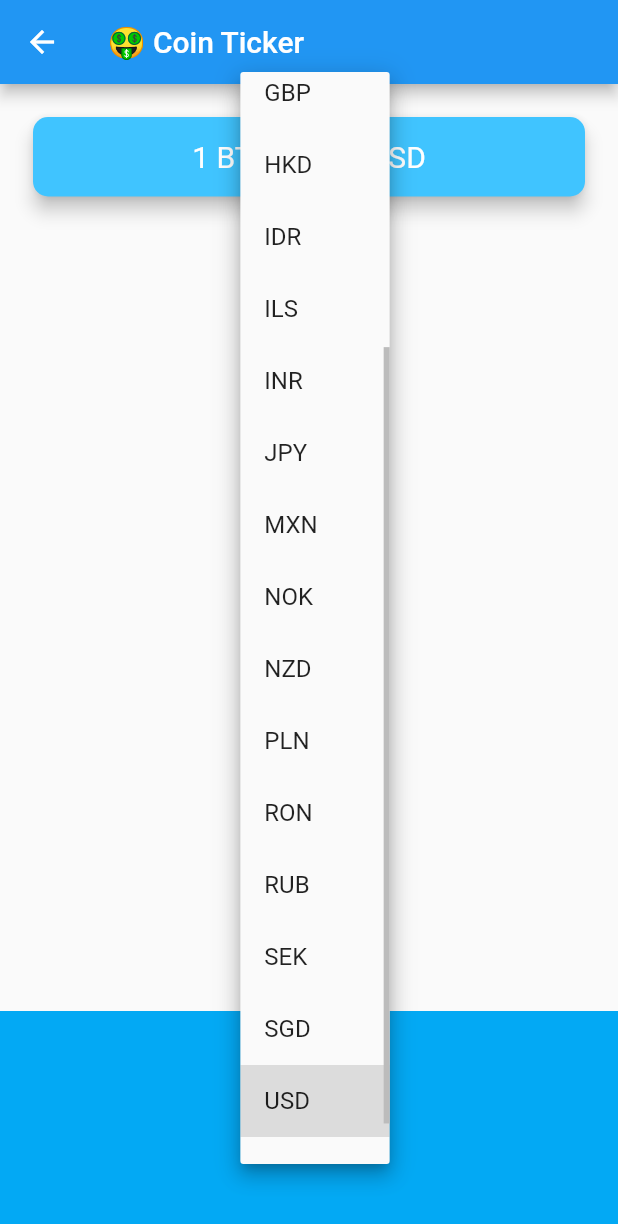
After one commit to iyadnalakath/flutter, a Flutter app: the PriceScreen screen opened directly, after a tap on "USD", on a phone screen of 412 x 824 dp. The commit adds this screen. Shown: the top 1224 px of the screen. Run offline on Flutter 3.47's test engine with Material 2 defaults, Android fonts, the phone set to English and light mode, and no system bars; our stand-ins replace audioplayers, flutter_spinkit, font_awesome_flutter, geolocator, permission_handler.

Commit message:
bit coin page full completed

```diff
--- /dev/null
+++ b/lib/components/coin_data.dart
@@ -0,0 +1,55 @@
+import 'dart:convert';
+import 'package:http/http.dart' as http;
+
+
+const List<String> currenciesList = [
+  'AUD',
+  'BRL',
+  'CAD',
+  'CNY',
+  'EUR',
+  'GBP',
+  'HKD',
+  'IDR',
+  'ILS',
+  'INR',
+  'JPY',
+  'MXN',
+  'NOK',
+  'NZD',
+  'PLN',
+  'RON',
+  'RUB',
+  'SEK',
+  'SGD',
+  'USD',
+  'ZAR'
+];
+
+const List<String> cryptoList = [
+  'BTC',
+  'ETH',
+  'LTC',
+];
+
+// class CoinData {}
+ class CoinData {
+   static const String apiKey = '581F81C2-5905-4B81-A024-4875EF0DA4F7';
+   static const String apiUrl = 'http://rest.coinapi.io/v1/exchangerate';
+
+   Future<double> getExchangeRate(String crypto, String currency) async {
+     var url = '$apiUrl/$crypto/$currency?apikey=$apiKey';
+
+     var response = await http.get(Uri.parse(url));
+
+     if (response.statusCode == 200) {
+       var data = jsonDecode(response.body);
+       return data['rate'];
+     } else {
+       // Handle API error if needed.
+       // For example, you can return a negative value to indicate an error.
+       print('Failed to fetch exchange rate.');
+       return -1;
+     }
+   }
+ }
--- /dev/null
+++ b/lib/screens/price_screen.dart
@@ -0,0 +1,253 @@
+// import 'dart:ffi';
+// import 'package:flutter/cupertino.dart';
+// import 'package:flutter/material.dart';
+// import 'package:dice/components/coin_data.dart';
+// import 'dart:io' show Platform;
+//
+//
+// class PriceScreen extends StatefulWidget {
+//   @override
+//   _PriceScreenState createState() => _PriceScreenState();
+// }
+//
+// class _PriceScreenState extends State<PriceScreen> {
+//   String selectedCurrency = 'USD';
+//
+//   DropdownButton<String> androidDropdown() {
+//
+//     List<DropdownMenuItem<String>> dropdownItems = [];
+//     for (String currency in currenciesList) {
+//       var newItem = DropdownMenuItem(
+//         child: Text(currency),
+//         value: currency,
+//       );
+//       dropdownItems.add(newItem);
+//     }
+//
+//     return DropdownButton<String>(
+//       value: selectedCurrency,
+//       items: dropdownItems,
+//       onChanged: (value) {
+//         setState(() {
+//           selectedCurrency = value!;
+//         });
+//       },
+//     );
+//   }
+//
+//   // List<DropdownMenuItem<String>> getDropdownItems() {
+//   //
+//   // }
+//
+//   CupertinoPicker iOSPicker(){
+//
+//     List<Widget> pickerItems = [];
+//     for (String currency in currenciesList) {
+//       pickerItems.add(
+//         Text(
+//           currency,
+//           style: TextStyle(
+//             color: Colors.white,
+//             fontSize: 20.0,
+//           ),
+//         ),
+//       );
+//     }
+//
+//
+//     return CupertinoPicker(
+//       backgroundColor: Colors.lightBlue,
+//       itemExtent: 32.0,
+//       onSelectedItemChanged: (int selectedIndex) {
+//         // Your code here
+//       },
+//       children: pickerItems, // Call the function here
+//     );
+//   }
+//
+//   // List<Widget> getPickerItems(){
+//   //
+//   // }
+//
+//   Widget getPicker() {
+//     if (Platform.isIOS) {
+//       return iOSPicker();
+//     } else if (Platform.isAndroid) {
+//       return androidDropdown();
+//     }
+//     return Container(); // Return an empty container or null in case none of the platforms match.
+//   }
+//
+//   @override
+//   Widget build(BuildContext context) {
+//     return Scaffold(
+//       appBar: AppBar(
+//         title: Text('🤑 Coin Ticker'),
+//       ),
+//       body: Column(
+//         mainAxisAlignment: MainAxisAlignment.spaceBetween,
+//         crossAxisAlignment: CrossAxisAlignment.stretch,
+//         children: <Widget>[
+//           Padding(
+//             padding: EdgeInsets.fromLTRB(18.0, 18.0, 18.0, 0),
+//             child: Card(
+//               color: Colors.lightBlueAccent,
+//               elevation: 5.0,
+//               shape: RoundedRectangleBorder(
+//                 borderRadius: BorderRadius.circular(10.0),
+//               ),
+//               child: Padding(
+//                 padding: EdgeInsets.symmetric(vertical: 15.0, horizontal: 28.0),
+//                 child: Text(
+//                   '1 BTC = ? USD',
+//                   textAlign: TextAlign.center,
+//                   style: TextStyle(
+//                     fontSize: 20.0,
+//                     color: Colors.white,
+//                   ),
+//                 ),
+//               ),
+//             ),
+//           ),
+//           Container(
+//             height: 150.0,
+//             alignment: Alignment.center,
+//             padding: EdgeInsets.only(bottom: 30.0),
+//             color: Colors.lightBlue,
+//             child:Platform.isIOS ? iOSPicker() : androidDropdown(),
+//           ),
+//         ],
+//       ),
+//     );
+//   }
+// }
+//
+//
+// // http://rest.coinapi.io/v1/exchangerate/BTC/USD?apikey=581F81C2-5905-4B81-A024-4875EF0DA4F7
+//
+//
+
+import 'package:flutter/material.dart';
+import 'package:flutter/cupertino.dart';
+import 'package:dice/components/coin_data.dart';
+import 'dart:io' show Platform;
+
+class PriceScreen extends StatefulWidget {
+  @override
+  _PriceScreenState createState() => _PriceScreenState();
+}
+
+class _PriceScreenState extends State<PriceScreen> {
+  String selectedCurrency = 'USD';
+  double exchangeRate = 0.0;
+
+  CoinData coinData = CoinData();
+
+  DropdownButton<String> androidDropdown() {
+    List<DropdownMenuItem<String>> dropdownItems = [];
+    for (String currency in currenciesList) {
+      var newItem = DropdownMenuItem(
+        child: Text(currency),
+        value: currency,
+      );
+      dropdownItems.add(newItem);
+    }
+    return DropdownButton<String>(
+      value: selectedCurrency,
+      items: dropdownItems,
+      onChanged: (value) {
+        setState(() {
+          selectedCurrency = value!;
+          getExchangeRate(selectedCurrency);
+        });
+      },
+    );
+  }
+
+  CupertinoPicker iOSPicker() {
+    List<Widget> pickerItems = [];
+    for (String currency in currenciesList) {
+      pickerItems.add(
+        Text(
+          currency,
+          style: TextStyle(
+            color: Colors.white,
+            fontSize: 20.0,
+          ),
+        ),
+      );
+    }
+    return CupertinoPicker(
+      backgroundColor: Colors.lightBlue,
+      itemExtent: 32.0,
+      onSelectedItemChanged: (int selectedIndex) {
+        setState(() {
+          selectedCurrency = currenciesList[selectedIndex];
+          getExchangeRate(selectedCurrency);
+        });
+      },
+      children: pickerItems,
+    );
+  }
+
+  Future<void> getExchangeRate(String currency) async {
+    double rate = await coinData.getExchangeRate('BTC', currency);
+    setState(() {
+      exchangeRate = rate;
+    });
+  }
+
+  Widget getPicker() {
+    if (Platform.isIOS) {
+      return iOSPicker();
+    } else if (Platform.isAndroid) {
+      return androidDropdown();
+    }
+    return Container(); // Return an empty container or null in case none of the platforms match.
+  }
+
+  @override
+  Widget build(BuildContext context) {
+    return Scaffold(
+      appBar: AppBar(
+        title: Text('🤑 Coin Ticker'),
+      ),
+      body: Column(
+        mainAxisAlignment: MainAxisAlignment.spaceBetween,
+        crossAxisAlignment: CrossAxisAlignment.stretch,
+        children: <Widget>[
+          Padding(
+            padding: EdgeInsets.fromLTRB(18.0, 18.0, 18.0, 0),
+            child: Card(
+              color: Colors.lightBlueAccent,
+              elevation: 5.0,
+              shape: RoundedRectangleBorder(
+                borderRadius: BorderRadius.circular(10.0),
+              ),
+              child: Padding(
+                padding: EdgeInsets.symmetric(vertical: 15.0, horizontal: 28.0),
+                child: Text(
+                  '1 BTC = ${exchangeRate.toStringAsFixed(2)} $selectedCurrency',
+                  textAlign: TextAlign.center,
+                  style: TextStyle(
+                    fontSize: 20.0,
+                    color: Colors.white,
+                  ),
+                ),
+              ),
+            ),
+
+          ),
+          Container(
+
+            height: 150.0,
+            alignment: Alignment.center,
+            padding: EdgeInsets.only(bottom: 30.0),
+            color: Colors.lightBlue,
+            child: getPicker(),
+          ),
+        ],
+      ),
+    );
+  }
+}
```
Also changed, not shown: lib/main.dart (+12 -1 lines), lib/screens/city_screen.dart (+18 -4 lines), lib/screens/loading_screen.dart (+3 -9 lines), lib/screens/location_screen.dart (+77 -13 lines), lib/services/weather.dart (+28 -0 lines), lib/utilities/constants.dart (+15 -0 lines), images/city.jpeg (added).
